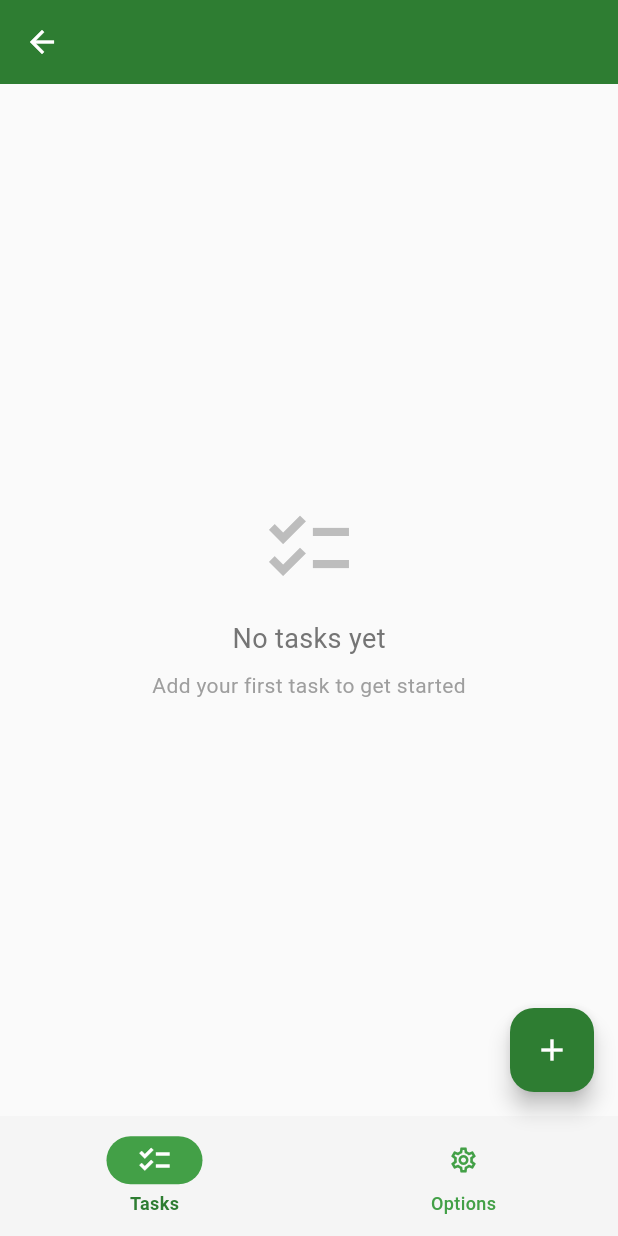
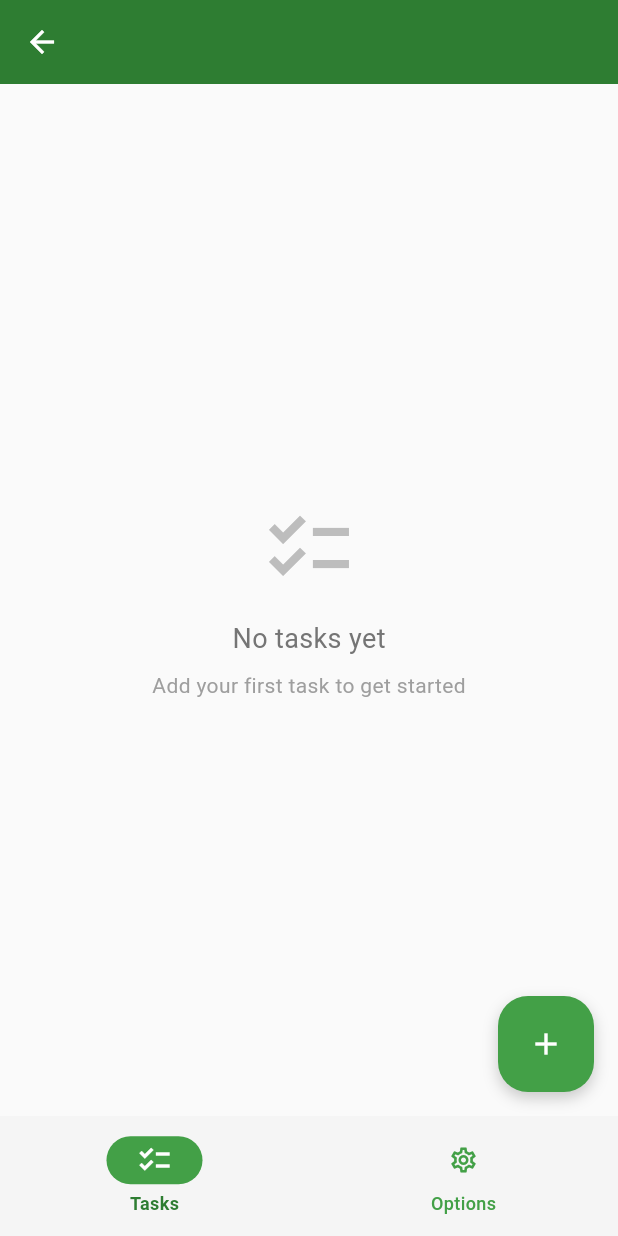
Before and after one commit to aadishsamir123/asdev-shopsync, a Flutter app: the ListViewScreen screen opened directly with empty values, on a phone screen of 412 x 824 dp. Run offline on Flutter 3.47's test engine with Material 3 defaults, Android fonts, the phone set to English and light mode, and no system bars; drawn by our look-alikes of sentry_flutter; our stand-ins replace cloud_firestore, connectivity_plus, firebase_auth, firebase_core, flutter_svg, google_mobile_ads and 6 more; missing offline and left inert: dart:js_interop, flutter_inappwebview, home_widget, in_app_update, m3e_collection; accounts and stored records are empty; network calls fail.

Commit message:
Added expressive FAB to home and list view screens

```diff
--- a/lib/screens/list_view.dart
+++ b/lib/screens/list_view.dart
@@ -123,8 +123,24 @@ class _ListViewScreenState extends State<ListViewScreen>
               if (snapshot.hasData && snapshot.data == true) {
                 return const SizedBox.shrink();
               }
-              return FloatingActionButton(
-                onPressed: () {
+              return Container(
+                width: 64,
+                height: 64,
+                decoration: BoxDecoration(
+                  color: isDark ? Colors.green[700] : Colors.green[600],
+                  borderRadius: BorderRadius.circular(20),
+                  boxShadow: [
+                    BoxShadow(
+                      color: Colors.black.withOpacity(0.2),
+                      blurRadius: 8,
+                      offset: const Offset(0, 4),
+                    ),
+                  ],
+                ),
+                child: Material(
+                  color: Colors.transparent,
+                  child: InkWell(
+                    onTap: () {
                       Navigator.push(
                         context,
                         MaterialPageRoute(
@@ -133,8 +149,19 @@ class _ListViewScreenState extends State<ListViewScreen>
                         ),
                       );
                     },
-                backgroundColor: isDark ? Colors.green[700] : Colors.green[800],
-                child: const Icon(Icons.add, color: Colors.white),
+                    borderRadius: BorderRadius.circular(20),
+                    splashColor: Colors.transparent,
+                    highlightColor: Colors.transparent,
+                    hoverColor: Colors.transparent,
+                    child: const Center(
+                      child: Icon(
+                        Icons.add,
+                        color: Colors.white,
+                        size: 24,
+                      ),
+                    ),
+                  ),
+                ),
               );
             },
           )
```
Also changed, not shown: lib/screens/home.dart (+76 -151 lines). Lines whose indentation alone changed are shown as unchanged.
